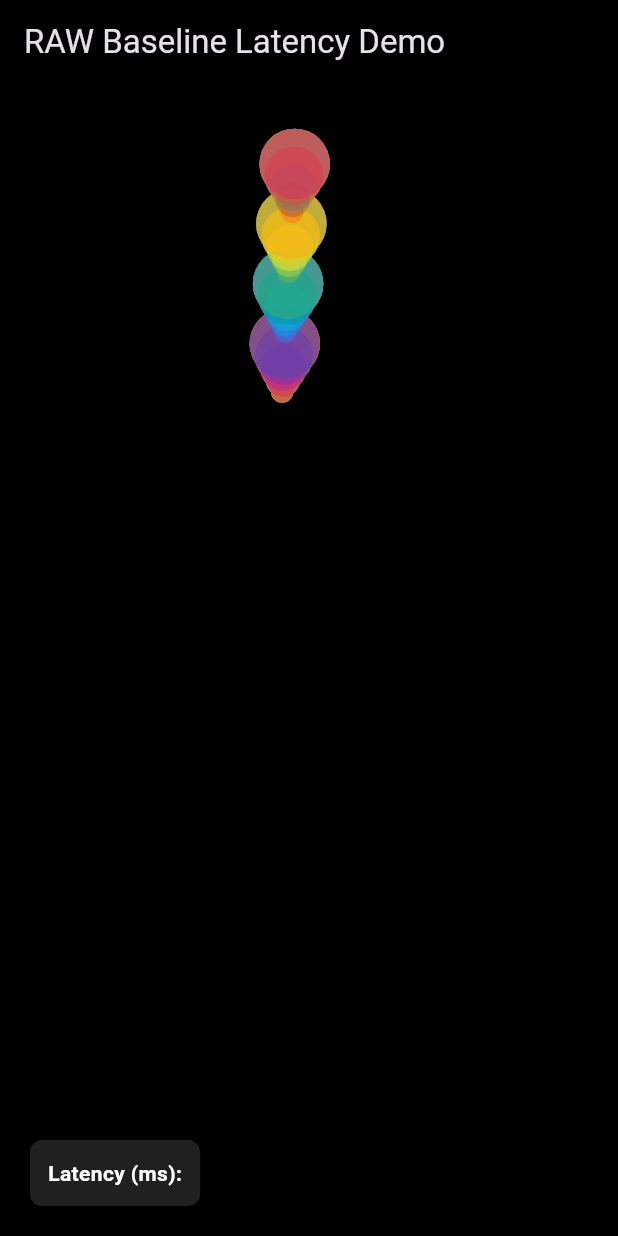
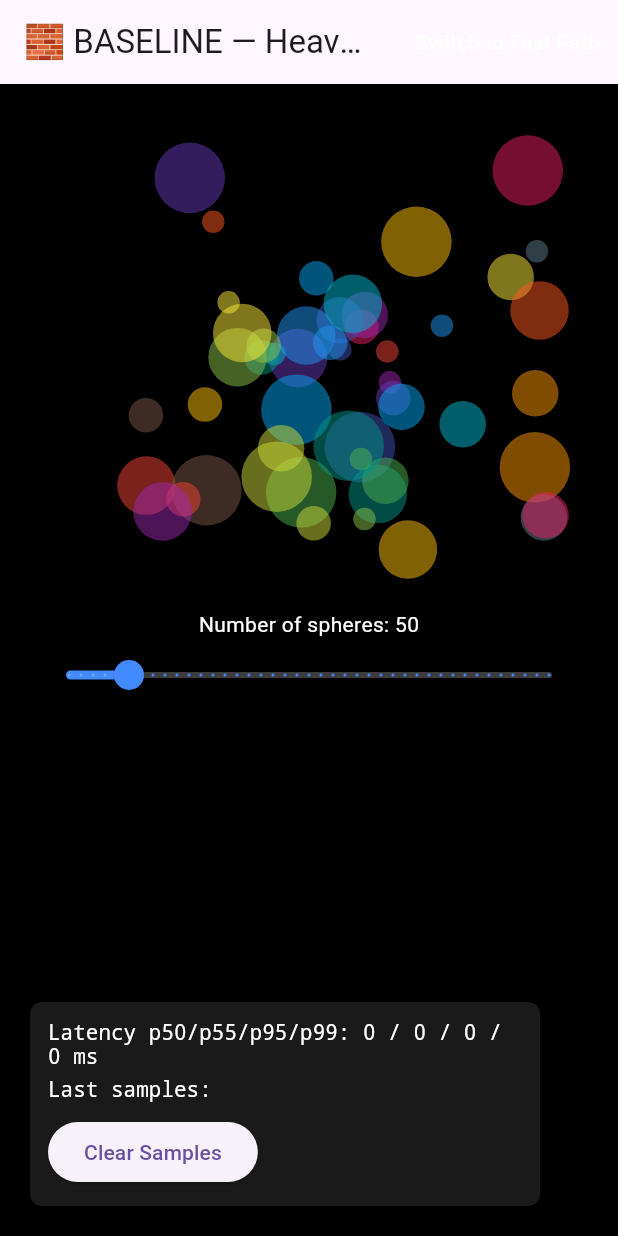
Before and after one commit to kusumita-ai/team_1, a Flutter app: the screen it shows after launch, on a phone screen of 412 x 824 dp. Run offline on Flutter 3.47's test engine with Material 3 defaults, Android fonts, the light colour scheme and no system bars.

Commit message:
changes to be done

```diff
--- a/lib/main.dart
+++ b/lib/main.dart
@@ -1,171 +1,248 @@
+import 'dart:async';
+import 'dart:isolate';
 import 'dart:math' as math;
 import 'package:flutter/material.dart';
 
-void main() {
-  runApp(const MyApp());
+void main() => runApp(const MaterialApp(home: LatencyCompareDemo()));
+
+class LatencyCompareDemo extends StatefulWidget {
+  const LatencyCompareDemo({super.key});
+  @override
+  State<LatencyCompareDemo> createState() => _LatencyCompareDemoState();
 }
 
-// ---------------- Main App ----------------
-class MyApp extends StatelessWidget {
-  const MyApp({super.key});
+class _LatencyCompareDemoState extends State<LatencyCompareDemo>
+    with SingleTickerProviderStateMixin {
+  final List<Offset> points = [];
+  final List<int> latencies = [];
+  int lastTime = 0;
+  static const int maxPts = 300;
+  bool useFastPath = false;
 
-  @override
-  Widget build(BuildContext context) {
-    return MaterialApp(
-      title: 'RAW Baseline Latency Demo',
-      theme: ThemeData.dark(),
-      home: const StressTestPage(),
-    );
-  }
-}
+  Isolate? worker;
+  SendPort? workerPort;
+  final receivePort = ReceivePort();
+  late final FastClassifier classifier;
 
-// ---------------- Stress Test Page (Baseline) ----------------
-class StressTestPage extends StatefulWidget {
-  const StressTestPage({super.key});
-
-  @override
-  State<StressTestPage> createState() => _StressTestPageState();
-}
-
-class _StressTestPageState extends State<StressTestPage>
-    with SingleTickerProviderStateMixin {
-  final List<Offset> _points = [];
-  late AnimationController _animationController;
-
-  // Latency Measurement
-  final List<int> _rawLatency = [];
-  static const int maxSamples = 8;
-
-  // GPU stress spheres
-  final int numSpheres = 200;
+  // ---------------- 3D spheres ----------------
+  late final AnimationController sphereController;
+  int numSpheres = 50;
   final List<double> rotationSpeeds = [];
   final List<double> phaseOffsets = [];
-
-  // Debounce
-  int _lastUpdateTime = 0;
 
   @override
   void initState() {
     super.initState();
+    classifier = FastClassifier();
+    _spawnWorker();
 
-    _animationController = AnimationController(
-      vsync: this,
-      duration: const Duration(seconds: 10),
-    )..repeat();
-
-    for (int i = 0; i < numSpheres; i++) {
-      rotationSpeeds.add(math.Random().nextDouble() * 3 + 0.5);
-      phaseOffsets.add(math.Random().nextDouble() * 2 * math.pi);
-    }
-  }
-
-  void _recordLatency(int durationMicroseconds) {
-    setState(() {
-      final durationMs = (durationMicroseconds / 1000).round();
-      _rawLatency.insert(0, durationMs);
-      if (_rawLatency.length > maxSamples) _rawLatency.removeLast();
-    });
-  }
-
-  // Simulate extra heavy drawing
-  void _simulateHeavyDrawing() {
-    for (int i = 0; i < 500; i++) {
-      for (int j = 0; j < 500; j++) {
-        math.sqrt(i * j * math.Random().nextDouble());
-      }
+    // sphere animation
+    sphereController =
+        AnimationController(vsync: this, duration: const Duration(seconds: 10))
+          ..repeat();
+    for (int i = 0; i < 400; i++) {
+      rotationSpeeds.add(math.Random(i).nextDouble() * 3 + 0.5);
+      phaseOffsets.add(math.Random(i + 1).nextDouble() * 2 * math.pi);
     }
   }
 
   @override
   void dispose() {
-    _animationController.dispose();
+    worker?.kill(priority: Isolate.immediate);
+    receivePort.close();
+    sphereController.dispose();
     super.dispose();
+  }
+
+  void _spawnWorker() async {
+    final ready = Completer<SendPort>();
+    final isolate = await Isolate.spawn(_workerEntry, receivePort.sendPort);
+    worker = isolate;
+    receivePort.listen((msg) {
+      if (msg is SendPort) {
+        ready.complete(msg);
+        workerPort = msg;
+      }
+    });
+    workerPort = await ready.future;
+  }
+
+  void _onPointer(PointerEvent e) {
+    final now = DateTime.now().millisecondsSinceEpoch;
+    if (now - lastTime < 16) return;
+    lastTime = now;
+
+    final sw = Stopwatch()..start();
+    setState(() {
+      points.add(e.localPosition);
+      if (points.length > maxPts) points.removeAt(0);
+    });
+
+    // CPU load scaling by number of spheres
+    final cpuLoad = numSpheres; // each sphere adds extra work
+    if (!useFastPath) {
+      _heavyWorkBlocking(cpuLoad); // baseline
+    } else {
+      final type = classifier.classify(e);
+      if (type == GestureType.heavy) {
+        // send to worker isolate
+        workerPort?.send([e.localPosition.dx, e.localPosition.dy]);
+      }
+    }
+
+    WidgetsBinding.instance.addPostFrameCallback((_) {
+      sw.stop();
+      final ms = sw.elapsedMilliseconds;
+      latencies.insert(0, ms);
+      if (latencies.length > 60) latencies.removeLast();
+      setState(() {});
+    });
+  }
+
+  // CPU heavy work tuned with sphere scaling
+  void _heavyWorkBlocking(int multiplier) {
+    final sw = Stopwatch()..start();
+    double acc = 0;
+    while (sw.elapsedMilliseconds < 10 + multiplier ~/ 2) {
+      for (int i = 0; i < 4000; i++) {
+        acc += math.sqrt(i * 1.2345);
+      }
+    }
+    if (acc.isNaN) debugPrint('');
+  }
+
+  int _percentile(List<int> a, double p) {
+    if (a.isEmpty) return 0;
+    final sorted = List<int>.from(a)..sort();
+    final idx = ((sorted.length - 1) * p).round();
+    return sorted[idx];
   }
 
   @override
   Widget build(BuildContext context) {
+    final sorted = [...latencies]..sort();
+    final p50 = _percentile(sorted, 0.50);
+    final p55 = _percentile(sorted, 0.55);
+    final p95 = _percentile(sorted, 0.95);
+    final p99 = _percentile(sorted, 0.99);
+
     return Scaffold(
       backgroundColor: Colors.black,
       appBar: AppBar(
-        title: const Text('RAW Baseline Latency Demo'),
-        backgroundColor: Colors.transparent,
-        elevation: 0,
+        title: Text(useFastPath
+            ? '⚡ FAST PATH — UI + Worker'
+            : '🧱 BASELINE — Heavy on UI'),
+        actions: [
+          TextButton(
+            onPressed: () => setState(() {
+              latencies.clear();
+              useFastPath = !useFastPath;
+            }),
+            child: Text(
+              useFastPath ? 'Switch to Baseline' : 'Switch to Fast Path',
+              style: const TextStyle(color: Colors.white),
+            ),
+          ),
+        ],
       ),
       body: Stack(
         children: [
-          // GPU Stress Animation
+          Listener(
+            onPointerMove: _onPointer,
+            child: CustomPaint(
+              painter: DrawPainter(points),
+              child: Container(color: Colors.transparent),
+            ),
+          ),
+
+          // ---------------- 3D spheres overlay ----------------
           Positioned(
-            top: 50,
-            right: 50,
+            top: 40,
+            right: 20,
             child: SizedBox(
-              width: 350,
-              height: 350,
-              child: Extreme3DAnimation(
-                controller: _animationController,
-                numSpheres: numSpheres,
-                rotationSpeeds: rotationSpeeds,
-                phaseOffsets: phaseOffsets,
+              width: 300,
+              height: 300,
+              child: AnimatedBuilder(
+                animation: sphereController,
+                builder: (context, child) {
+                  return Stack(
+                    alignment: Alignment.center,
+                    children: List.generate(numSpheres, (i) {
+                      final rs = rotationSpeeds[i % rotationSpeeds.length];
+                      final ph = phaseOffsets[i % phaseOffsets.length];
+                      double angle =
+                          sphereController.value * 2 * math.pi * rs + ph;
+                      double radius = 20 + i % 20 * 8;
+                      double dx = radius * math.cos(angle);
+                      double dy = radius * math.sin(angle);
+                      double size = 15 + (i % 5) * 8;
+                      return Transform.translate(
+                        offset: Offset(dx, dy),
+                        child: Container(
+                          width: size,
+                          height: size,
+                          decoration: BoxDecoration(
+                            color: Colors.primaries[i % Colors.primaries.length]
+                                .withOpacity(0.5),
+                            shape: BoxShape.circle,
+                          ),
+                        ),
+                      );
+                    }),
+                  );
+                },
               ),
             ),
           ),
 
-          // Drawing Layer
-          GestureDetector(
-            onPanUpdate: (details) {
-              int now = DateTime.now().millisecondsSinceEpoch;
-              if (now - _lastUpdateTime < 16) return; // ~60fps
-              _lastUpdateTime = now;
-
-              final stopwatch = Stopwatch()..start();
-
-              RenderBox renderBox = context.findRenderObject() as RenderBox;
-              final point = renderBox.globalToLocal(details.globalPosition);
-
-              setState(() {
-                _points.add(point);
-                if (_points.length > 50) _points.removeAt(0);
-              });
-
-              // Simulate heavy drawing in baseline
-              _simulateHeavyDrawing();
-
-              WidgetsBinding.instance.addPostFrameCallback((_) {
-                stopwatch.stop();
-                _recordLatency(stopwatch.elapsedMicroseconds);
-              });
-            },
-            child: RepaintBoundary(
-              child: CustomPaint(
-                painter: ExtremeDrawingPainter(_points),
-                child: Container(color: Colors.transparent),
-              ),
+          // ---------------- spheres slider ----------------
+          Positioned(
+            top: 350,
+            left: 20,
+            right: 20,
+            child: Column(
+              children: [
+                Text('Number of spheres: $numSpheres',
+                    style: const TextStyle(color: Colors.white)),
+                Slider(
+                  value: numSpheres.toDouble(),
+                  min: 0,
+                  max: 400,
+                  divisions: 40,
+                  onChanged: (v) => setState(() => numSpheres = v.round()),
+                  activeColor: Colors.blueAccent,
+                  inactiveColor: Colors.white24,
+                ),
+              ],
             ),
           ),
 
-          // Latency Display
           Positioned(
             bottom: 20,
             left: 20,
             child: Container(
               padding: const EdgeInsets.all(12),
+              width: 340,
               decoration: BoxDecoration(
-                color: Colors.grey.withOpacity(0.2),
+                color: Colors.white10,
                 borderRadius: BorderRadius.circular(8),
               ),
-              child: Column(
-                crossAxisAlignment: CrossAxisAlignment.start,
-                children: [
-                  const Text(
-                    'Latency (ms):',
-                    style: TextStyle(
-                        color: Colors.white, fontWeight: FontWeight.bold),
-                  ),
-                  ..._rawLatency.map((ms) => Text(
-                        '${ms.toString().padLeft(3)} ms',
-                        style: const TextStyle(
-                            color: Colors.redAccent, fontFamily: 'monospace'),
-                      )),
-                ],
+              child: DefaultTextStyle(
+                style: const TextStyle(fontFamily: 'monospace'),
+                child: Column(
+                  crossAxisAlignment: CrossAxisAlignment.start,
+                  children: [
+                    Text(
+                        'Latency p50/p55/p95/p99: $p50 / $p55 / $p95 / $p99 ms'),
+                    const SizedBox(height: 6),
+                    Text('Last samples: ${latencies.take(15).join(', ')}'),
+                    const SizedBox(height: 10),
+                    ElevatedButton(
+                      onPressed: () => setState(() => latencies.clear()),
+                      child: const Text('Clear Samples'),
+                    ),
+                  ],
+                ),
               ),
             ),
           ),
@@ -175,85 +252,63 @@ class _StressTestPageState extends State<StressTestPage>
   }
 }
 
-// ---------------- Extreme 3D Animation ----------------
-class Extreme3DAnimation extends StatelessWidget {
-  final AnimationController controller;
-  final int numSpheres;
-  final List<double> rotationSpeeds;
-  final List<double> phaseOffsets;
+// ---------------- FastClassifier ----------------
+enum GestureType { light, heavy }
 
-  const Extreme3DAnimation({
-    required this.controller,
-    required this.numSpheres,
-    required this.rotationSpeeds,
-    required this.phaseOffsets,
-    super.key,
-  });
+class FastClassifier {
+  Offset? lastPos;
+  int lastTime = 0;
 
-  @override
-  Widget build(BuildContext context) {
-    return AnimatedBuilder(
-      animation: controller,
-      builder: (context, child) {
-        return Transform(
-          alignment: Alignment.center,
-          transform: Matrix4.identity()..setEntry(3, 2, 0.003),
-          child: Stack(
-            alignment: Alignment.center,
-            children: List.generate(numSpheres, (i) {
-              double angle =
-                  controller.value * 2 * math.pi * rotationSpeeds[i] +
-                      phaseOffsets[i];
-              double radius = 20 + i % 20 * 8;
-              double dx = radius * math.cos(angle);
-              double dy = radius * math.sin(angle);
-              double size = 15 + (i % 5) * 8;
-              return Transform.translate(
-                offset: Offset(dx, dy),
-                child: Container(
-                  width: size,
-                  height: size,
-                  decoration: BoxDecoration(
-                    color: Colors.primaries[i % Colors.primaries.length]
-                        .withOpacity(0.4),
-                    shape: BoxShape.circle,
-                  ),
-                ),
-              );
-            }),
-          ),
-        );
-      },
-    );
+  GestureType classify(PointerEvent e) {
+    final now = DateTime.now().millisecondsSinceEpoch;
+    final dt = (now - lastTime).clamp(1, 1000);
+    lastTime = now;
+
+    if (lastPos == null) {
+      lastPos = e.localPosition;
+      return GestureType.light;
+    }
+
+    final dx = (e.localPosition - lastPos!).distance;
+    lastPos = e.localPosition;
+
+    final velocity = dx / dt;
+    final isHeavy = velocity < 0.05 || dx > 40;
+    return isHeavy ? GestureType.heavy : GestureType.light;
   }
 }
 
-// ---------------- Extreme Drawing Painter ----------------
-class ExtremeDrawingPainter extends CustomPainter {
-  final List<Offset> points;
-  ExtremeDrawingPainter(this.points);
+// ---------------- Worker isolate ----------------
+void _workerEntry(SendPort sendPort) {
+  final port = ReceivePort();
+  sendPort.send(port.sendPort);
+  port.listen((msg) {
+    final dx = msg[0] as double;
+    final dy = msg[1] as double;
+    // simulate heavy compute
+    double acc = 0;
+    for (int k = 0; k < 600000; k++) {
+      acc += math.sqrt(k + dx + dy);
+    }
+    sendPort.send(acc);
+  });
+}
 
+// ---------------- Painter ----------------
+class DrawPainter extends CustomPainter {
+  final List<Offset> pts;
+  DrawPainter(this.pts);
   @override
-  void paint(Canvas canvas, Size size) {
-    final paint = Paint()
-      ..strokeCap = StrokeCap.round
-      ..strokeWidth = 2.5;
-
-    for (int i = 0; i < points.length - 1; i++) {
-      if (points[i] != Offset.zero && points[i + 1] != Offset.zero) {
-        for (int j = 0; j < 20; j++) {
-          final offset1 = points[i] +
-              Offset(math.sin(i * 0.1 + j) * 10, math.cos(i * 0.1 + j) * 10);
-          final offset2 = points[i + 1] +
-              Offset(math.sin(i * 0.1 + j) * 10, math.cos(i * 0.1 + j) * 10);
-          paint.color =
-              Colors.primaries[j % Colors.primaries.length].withOpacity(0.4);
-          canvas.drawLine(offset1, offset2, paint);
-        }
-      }
+  void paint(Canvas c, Size s) {
+    final p = Paint()
+      ..color = Colors.blueAccent.withOpacity(0.5)
+      ..strokeWidth = 3
+      ..strokeCap = StrokeCap.round;
+    for (int i = 1; i < pts.length; i++) {
+      c.drawLine(pts[i - 1], pts[i], p);
     }
   }
 
   @override
-  bool shouldRepaint(ExtremeDrawingPainter oldDelegate) => true;
+  bool shouldRepaint(covariant DrawPainter oldDelegate) => true;
 }
--- a/pubspec.yaml
+++ b/pubspec.yaml
@@ -1,3 +1,4 @@
+
 name: drawing
 description: "A new Flutter project."
 # The following line prevents the package from being accidentally published to
@@ -35,6 +36,9 @@ dependencies:
   # The following adds the Cupertino Icons font to your application.
   # Use with the CupertinoIcons class for iOS style icons.
   cupertino_icons: ^1.0.8
+   #tflite_flutter: ^2.0.0
+
+
 
 dev_dependencies:
   flutter_test:
@@ -47,6 +51,7 @@ dev_dependencies:
   # rules and activating additional ones.
   flutter_lints: ^4.0.0
 
+
 # For information on the generic Dart part of this file, see the
 # following page: https://dart.dev/tools/pub/pubspec
 
@@ -57,6 +62,7 @@ flutter:
   # included with your application, so that you can use the icons in
   # the material Icons class.
   uses-material-design: true
+
 
   # To add assets to your application, add an assets section, like this:
   # assets:
```
Also changed, not shown: 1 other file.
